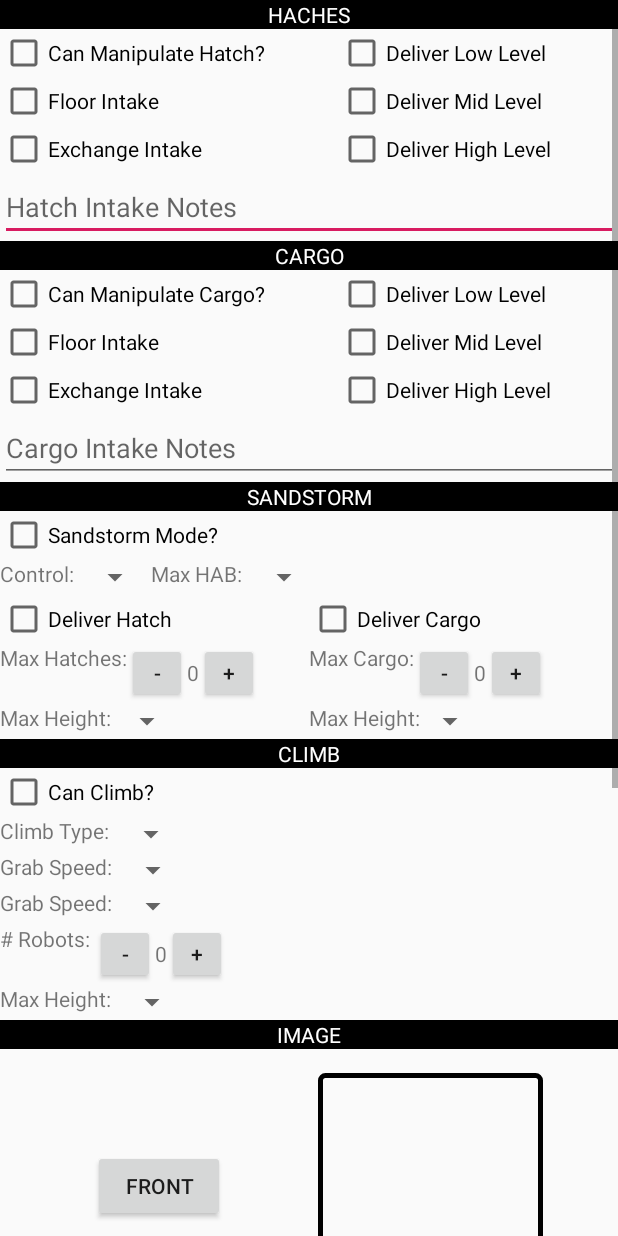
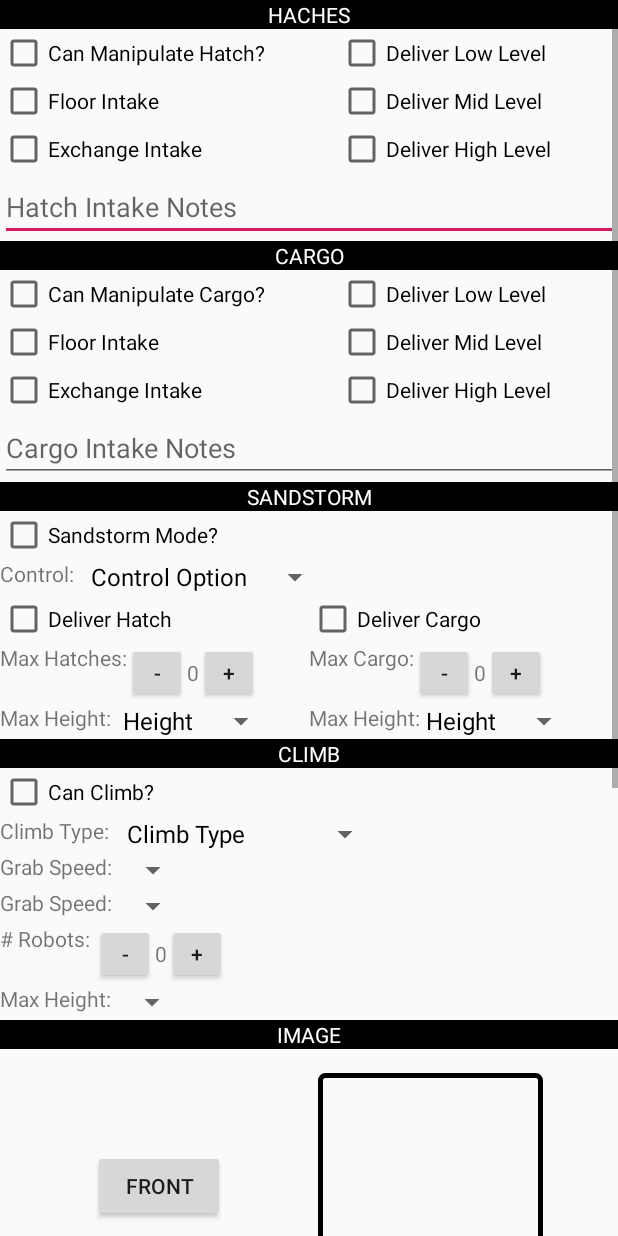
Before and after one commit to DisruptiveInnovation6317/CSP-Android, an Android app: the screen it shows after launch (PitScoutingActivity), after a tap on "PIT SCOUTING", on a phone screen of 412 x 824 dp. Run offline under Robolectric (Android 15) with nearby library versions, the phone set to English and light mode, and no system bars.

Commit message:
Begin Pit Scouting Backend

```diff
--- a/app/src/main/java/com/frc63175985/csp/PitScoutingActivity.java
+++ b/app/src/main/java/com/frc63175985/csp/PitScoutingActivity.java
@@ -1,13 +1,95 @@
 package com.frc63175985.csp;
 
 import android.app.Activity;
+import android.app.AlertDialog;
 import android.os.Bundle;
 import android.support.annotation.Nullable;
+import android.view.View;
+import android.widget.Toast;
+
+import com.frc63175985.csp.auth.PitScoutRecord;
+import com.frc63175985.csp.auth.ScoutAuthState;
 
 public class PitScoutingActivity extends Activity {
     @Override
     protected void onCreate(@Nullable Bundle savedInstanceState) {
         super.onCreate(savedInstanceState);
         setContentView(R.layout.activity_pit_scouting);
+
+        // HATCHES
+        PitScoutRecord.GUI.bindCheckbox(findViewById(R.id.pit_can_manipulate_hatch), PitScoutRecord.CAN_MANIPULATE_HATCH);
+        PitScoutRecord.GUI.bindCheckbox(findViewById(R.id.pit_hatch_floor_intake), PitScoutRecord.HATCH_FROM_FLOOR);
+        PitScoutRecord.GUI.bindCheckbox(findViewById(R.id.pit_hatch_exchange_intake), PitScoutRecord.HATCH_FROM_EXCHANGE);
+        PitScoutRecord.GUI.bindCheckbox(findViewById(R.id.pit_deliver_hatch_low_level), PitScoutRecord.HATCH_LOW);
+        PitScoutRecord.GUI.bindCheckbox(findViewById(R.id.pit_deliver_hatch_mid_level), PitScoutRecord.HATCH_MID);
+        PitScoutRecord.GUI.bindCheckbox(findViewById(R.id.pit_deliver_hatch_high_level), PitScoutRecord.HATCH_HIGH);
+        PitScoutRecord.GUI.bindEditText(findViewById(R.id.pit_hatch_intake_notes_editText), PitScoutRecord.HATCH_INTAKE_NOTES);
+
+        // CARGO
+        PitScoutRecord.GUI.bindCheckbox(findViewById(R.id.pit_can_manipulate_cargo), PitScoutRecord.CAN_MANIPULATE_CARGO);
+        PitScoutRecord.GUI.bindCheckbox(findViewById(R.id.pit_cargo_floor_intake), PitScoutRecord.CARGO_FROM_FLOOR);
+        PitScoutRecord.GUI.bindCheckbox(findViewById(R.id.pit_cargo_exchange_intake), PitScoutRecord.CARGO_FROM_EXCHANGE);
+        PitScoutRecord.GUI.bindCheckbox(findViewById(R.id.pit_deliver_cargo_low_level), PitScoutRecord.CARGO_LOW);
+        PitScoutRecord.GUI.bindCheckbox(findViewById(R.id.pit_deliver_cargo_mid_level), PitScoutRecord.CARGO_MID);
+        PitScoutRecord.GUI.bindCheckbox(findViewById(R.id.pit_deliver_cargo_high_level), PitScoutRecord.CARGO_HIGH);
+        PitScoutRecord.GUI.bindEditText(findViewById(R.id.pit_cargo_intake_notes_editText), PitScoutRecord.CARGO_INTAKE_NOTES);
+
+        // SANDSTORM
+        PitScoutRecord.GUI.bindCheckbox(findViewById(R.id.pit_sandstorm_active), PitScoutRecord.SANDSTORM_ACTIVE);
+
+        String[] controlOptions = {"Control Option", "N/A", "Autonomous", "Manual", "Hybrid"};
+        PitScoutRecord.GUI.bindSpinner(this, findViewById(R.id.pit_sandstorm_control_spinner), PitScoutRecord.AUTO_TYPE, controlOptions);
+
+        PitScoutRecord.GUI.bindCheckbox(findViewById(R.id.pit_sandstorm_deliver_hatch_checkBox), PitScoutRecord.CAN_DELIVER_HATCH);
+        PitScoutRecord.GUI.bindStepper(findViewById(R.id.pit_max_hatches_stepper), PitScoutRecord.NUM_HATCHES_DELIVERED);
+        PitScoutRecord.GUI.bindSpinner(this, findViewById(R.id.pit_sandstorm_hatch_max_height_spinner), PitScoutRecord.MAX_HATCH_HEIGHT, PitScoutRecord.HEIGHT_OPTIONS);
+
+        PitScoutRecord.GUI.bindCheckbox(findViewById(R.id.pit_sandstorm_deliver_cargo_checkBox), PitScoutRecord.CAN_DELIVER_CARGO);
+        PitScoutRecord.GUI.bindStepper(findViewById(R.id.pit_max_cargo_stepper), PitScoutRecord.NUM_CARGO_DELIVERED);
+        PitScoutRecord.GUI.bindSpinner(this, findViewById(R.id.pit_sandsstorm_max_height_cargo_spinner), PitScoutRecord.MAX_CARGO_HEIGHT, PitScoutRecord.HEIGHT_OPTIONS);
+
+        // CLIMB
+        PitScoutRecord.GUI.bindCheckbox(findViewById(R.id.pit_climb_active_checkBox), PitScoutRecord.CAN_CLIMB);
+
+        String[] climbTypeOptions = {"Climb Type", "Self Only", "Self Plus Others", "Others Only", "Assisted"};
+        PitScoutRecord.GUI.bindSpinner(this, findViewById(R.id.pit_climb_climb_type_spinner), PitScoutRecord.CLIMB_TYPE, climbTypeOptions);
+
+        // TODO grab speed
+        String[] grabSpeedOptions = {"Grab Speed", "N/A", "Slow", "Moderate", "Fast"};
+
+        // TODO climb speed
+
+        // TODO # robots
+
+        // TODO max height
+
+        // IMAGE
+
+        // NOTES
+        PitScoutRecord.GUI.bindEditText(findViewById(R.id.pit_notes_notes_editText), PitScoutRecord.COMMENTS);
+
+        findViewById(R.id.pit_notes_submit_button).setOnClickListener(new View.OnClickListener() {
+            @Override
+            public void onClick(View v) {
+                String contents = ScoutAuthState.shared.pitScoutRecord.export();
+                if (contents == null || contents.isEmpty()) {
+                    Toast.makeText(PitScoutingActivity.this, "Nothing to export", Toast.LENGTH_SHORT).show();
+                    return;
+                }
+
+                AlertDialog alert = QrHelper.qrDialogFromString(PitScoutingActivity.this, "Pit Scouting", contents);
+                if (alert != null) {
+                    alert.show();
+                }
+            }
+        });
+    }
+
+    private void takeFrontImage() {
+
+    }
+
+    private void takeSideImage() {
+
     }
 }
--- a/app/src/main/java/com/frc63175985/csp/auth/Match.java
+++ b/app/src/main/java/com/frc63175985/csp/auth/Match.java
@@ -375,9 +375,8 @@ public class Match {
         sb.append(bool(EFFECTIVE_DEFENCE)).append(","); // comm_flGoodDefence
 
         // Creation
-        // TODO - change date export to YYYY/MM/DD HH:MM:SS format
-        sb.append(new SimpleDateFormat("y-M-d-k-h-m-s", Locale.US).format(new Date())).append(","); // dtCreation
-        sb.append(new SimpleDateFormat("y-M-d-k-h-m-s", Locale.US).format(new Date())).append(","); // dtModified
+        sb.append(new SimpleDateFormat("y/M/d h:m:s", Locale.US).format(new Date())).append(","); // dtCreation
+        sb.append(new SimpleDateFormat("y/M/d h:m:s", Locale.US).format(new Date())).append(","); // dtModified
         sb.append(Build.MODEL == null || Build.MODEL.isEmpty() ? "Android-Device" : Build.MODEL).append(","); // txComputerName
         sb.append(bool(RANKING_1)).append(","); // flRanking1
         sb.append(bool(RANKING_2)); // flRanking2
--- /dev/null
+++ b/app/src/main/java/com/frc63175985/csp/auth/PitScoutRecord.java
@@ -0,0 +1,270 @@
+package com.frc63175985.csp.auth;
+
+import android.content.Context;
+import android.os.Build;
+import android.text.Editable;
+import android.text.InputFilter;
+import android.text.Spanned;
+import android.text.TextWatcher;
+import android.view.View;
+import android.widget.AdapterView;
+import android.widget.ArrayAdapter;
+import android.widget.Button;
+import android.widget.CheckBox;
+import android.widget.CompoundButton;
+import android.widget.EditText;
+import android.widget.Spinner;
+import android.widget.TextView;
+
+import com.frc63175985.csp.R;
+import com.frc63175985.csp.stepper.Stepper;
+import com.frc63175985.csp.stepper.StepperValueChangedListener;
+
+import java.text.SimpleDateFormat;
+import java.util.Date;
+import java.util.HashMap;
+import java.util.Locale;
+
+public class PitScoutRecord {
+    public static final String[] HEIGHT_OPTIONS = {"Height", "Low", "Mid", "High"};
+
+    public static final String TEAM_NUMBER = "idTeam";
+
+    public static final String SANDSTORM_ACTIVE = "flAuto";
+    public static final String AUTO_TYPE = "auto_idAutoType";
+    public static final String START_LEVEL = "auto_idStartLevel";
+    public static final String CAN_DELIVER_HATCH = "auto_flHatch";
+    public static final String NUM_HATCHES_DELIVERED = "auto_intHatchDeliver";
+    public static final String MAX_HATCH_HEIGHT = "auto_idHatchDeliverHeight";
+    public static final String CAN_DELIVER_CARGO = "auto_flCargo";
+    public static final String NUM_CARGO_DELIVERED = "auto_intCargoDelivered";
+    public static final String MAX_CARGO_HEIGHT = "auto_idCargoDeliveryHeight";
+
+    public static final String CAN_MANIPULATE_HATCH = "flHatch";
+    public static final String HATCH_FROM_EXCHANGE = "flHatchInWall";
+    public static final String HATCH_FROM_FLOOR = "flHatchInFloor";
+    public static final String HATCH_LOW = "flHatchOutLow";
+    public static final String HATCH_MID = "flHatchOutMed";
+    public static final String HATCH_HIGH = "flHatchOutHigh";
+    public static final String HATCH_INTAKE_NOTES = "txHatchNotes";
+    public static final String CAN_MANIPULATE_CARGO = "flCargo";
+    public static final String CARGO_FROM_EXCHANGE = "flCargoInWall";
+    public static final String CARGO_FROM_FLOOR = "flCargoInFloor";
+    public static final String CARGO_LOW = "flCargoOutLow";
+    public static final String CARGO_MID = "flCargoOutMed";
+    public static final String CARGO_HIGH = "flCargoOutHigh";
+    public static final String CARGO_INTAKE_NOTES = "txCargoNotes";
+
+    public static final String CAN_CLIMB = "tele_flClimb";
+    public static final String CLIMB_TYPE = "tele_idClimbType";
+    public static final String CLIMB_GRAB_SPEED = "tele_idClimbGrab";
+    public static final String CLIMB_SPEED = "tele_idClimbSpeed";
+    public static final String NUM_CLIMB_ASSISTS = "tele_numClimbAssists";
+    public static final String CLIMB_LEVEL = "tele_idClimbLevel";
+
+    public static final String ROBOT_FRONT_FILENAME = "imgRobotFront";
+    public static final String ROBOT_SIDE_FILENAME = "imgRobotSide";
+
+    public static final String COMMENTS = "txComments";
+
+    private HashMap<String, Object> data;
+
+    public PitScoutRecord() {
+        data = new HashMap<>();
+    }
+
+    public String export() {
+        StringBuilder sb = new StringBuilder();
+
+        sb.append("DEFAULT").append(","); // ID
+        sb.append(ScoutAuthState.shared.tournament).append(","); // idEvent
+        sb.append(str(TEAM_NUMBER)).append(","); // idTeam
+        sb.append(ScoutAuthState.shared.scout).append(","); // txScoutName
+
+        sb.append(bool(SANDSTORM_ACTIVE)).append(","); // flAuto
+        sb.append(num(AUTO_TYPE)).append(","); // auto_idAutoType
+        sb.append(num(START_LEVEL)).append(","); // auto_idStartLevel
+        sb.append(bool(CAN_DELIVER_HATCH)).append(","); // auto_flHatch
+        sb.append(num(NUM_HATCHES_DELIVERED)).append(","); // auto_intHatchDeliver
+        sb.append(num(MAX_HATCH_HEIGHT)).append(","); // auto_idHatchDeliverHeight
+        sb.append(bool(CAN_DELIVER_CARGO)).append(","); // auto_flCargo
+        sb.append(num(NUM_CARGO_DELIVERED)).append(","); // auto_intCargoDelivered
+        sb.append(num(MAX_CARGO_HEIGHT)).append(","); // auto_idCargoDeliveryHeight
+
+        sb.append(bool(CAN_MANIPULATE_HATCH)).append(","); // flHatch
+        sb.append(bool(HATCH_FROM_EXCHANGE)).append(","); // flHatchInWall
+        sb.append(bool(HATCH_FROM_FLOOR)).append(","); // flHatchInFloor
+        sb.append(bool(HATCH_LOW)).append(","); // flHatchOutLow
+        sb.append(bool(HATCH_MID)).append(","); // flHatchOutMed
+        sb.append(bool(HATCH_HIGH)).append(","); // flHatchOutHigh
+        sb.append(str(HATCH_INTAKE_NOTES)).append(","); // txHatchNotes
+        sb.append(bool(CAN_MANIPULATE_CARGO)).append(","); // flCargo
+        sb.append(bool(CARGO_FROM_EXCHANGE)).append(","); // flCargoInWall
+        sb.append(bool(CARGO_FROM_FLOOR)).append(","); // flCargoInFloor
+        sb.append(bool(CARGO_LOW)).append(","); // flCargoOutLow
+        sb.append(bool(CARGO_MID)).append(","); // flCargoOutMed
+        sb.append(bool(CARGO_HIGH)).append(","); // flCargoOutHigh
+        sb.append(str(CARGO_INTAKE_NOTES)).append(","); // txCargoNotes
+
+        sb.append(bool(CAN_CLIMB)).append(","); // tele_flClimb
+        sb.append(num(CLIMB_TYPE)).append(","); // tele_idClimbType
+        sb.append(num(CLIMB_GRAB_SPEED)).append(","); // tele_idClimbGrab
+        sb.append(num(CLIMB_SPEED)).append(","); // tele_idClimbSpeed
+        sb.append(num(NUM_CLIMB_ASSISTS)).append(","); // tele_numClimbAssists
+        sb.append(num(CLIMB_LEVEL)).append(","); // tele_idClimbLevel
+
+        sb.append(str(ROBOT_FRONT_FILENAME)).append(","); // imgRobotFront
+        sb.append(str(ROBOT_SIDE_FILENAME)).append(","); // imgRobotSide
+
+        sb.append(str(COMMENTS)).append(","); // txComments
+        sb.append(new SimpleDateFormat("y/M/d h:m:s", Locale.US).format(new Date())).append(","); // dtCreation
+        sb.append(new SimpleDateFormat("y/M/d h:m:s", Locale.US).format(new Date())).append(","); // dtModified
+        sb.append(Build.MODEL == null || Build.MODEL.isEmpty() ? "Android-Device" : Build.MODEL); // txComputerName
+
+        return sb.toString();
+    }
+
+    private String str(String key) {
+        Object value = data.get(key);
+        if (value == null) {
+            return "";
+        } else {
+            return (String)value;
+        }
+    }
+
+    /**
+     * Search for and return a number in any of our {@link HashMap}'s
+     * @param key The key to be searched for
+     * @return The value, if it exists, otherwise {@code 0}
+     */
+    private int num(String key) {
+        Object num = data.get(key);
+        return num == null ? 0 : (int)num;
+    }
+
+    public void set(String key, Object value) {
+        data.put(key, value);
+    }
+
+    /**
+     * Search for and return a boolean in any of our {@link HashMap}'s
+     * This method returns the String representation of this boolean,
+     * e.g. {@code "TRUE"} or {@code "FALSE"}
+     * @param key The key to be searched for
+     * @return The value, if it exists, otherwise {@code "FALSE"}
+     */
+    private String bool(String key) {
+        Object bool = data.get(key);
+        if (bool == null) return "FALSE";
+        else return (boolean)bool ? "TRUE" : "FALSE";
+    }
+
+    /**
+     * A class GUI helpers revolving around displaying Pit Scouting information
+     */
+    public static class GUI {
+        /**
+         * Creates a listener that keeps the value of a {@link CheckBox} in sync
+         * with the value of the current {@link Match}.
+         * Also preloads the checkbox checked value to what the current value in the
+         * {@link Match} database is.
+         * @param view The view hosting the {@link CheckBox}
+         * @param key The key that should be updated in the current {@link Match} object
+         * @see Match
+         */
+        public static void bindCheckbox(View view, final String key) {
+            CheckBox checkBox = (CheckBox)view;
+
+            // Add listener
+            checkBox.setOnCheckedChangeListener(new CompoundButton.OnCheckedChangeListener() {
+                @Override
+                public void onCheckedChanged(CompoundButton buttonView, boolean isChecked) {
+                    ScoutAuthState.shared.pitScoutRecord.set(key, isChecked);
+                }
+            });
+
+            // Preload data
+            boolean checked = ScoutAuthState.shared.currentMatch.bool(key).equals("TRUE");
+            checkBox.setChecked(checked);
+        }
+
+        public static void bindEditText(View view, final String key) {
+            EditText editText = (EditText)view;
+
+            // Add listener
+            editText.addTextChangedListener(new TextWatcher() {
+                @Override
+                public void beforeTextChanged(CharSequence s, int start, int count, int after) {}
+
+                @Override
+                public void onTextChanged(CharSequence s, int start, int before, int count) {}
+
+                @Override
+                public void afterTextChanged(Editable s) {
+                    ScoutAuthState.shared.pitScoutRecord.set(key, s.toString());
+                }
+            });
+
+            // Preload data
+            String comments = ScoutAuthState.shared.pitScoutRecord.str(key);
+            if (comments != null) {
+                editText.setText(comments);
+            }
+
+            // Disallow commas
+            editText.setFilters(new InputFilter[]{new InputFilter() {
+                @Override
+                public CharSequence filter(CharSequence source, int start, int end, Spanned dest, int dstart, int dend) {
+                    if (source != null && source.toString().contains(",")) {
+                        return "";
+                    }
+
+                    return null;
+                }
+            }});
+        }
+
+        public static void bindSpinner(Context context, View view, final String key,
+                                       String[] options) {
+            // Create listener
+            ArrayAdapter<String> adapter = new ArrayAdapter<>(
+                    context, R.layout.spinner_drop_down_item, options);
+            Spinner spinner = (Spinner)view;
+            spinner.setAdapter(adapter);
+            spinner.setOnItemSelectedListener(new AdapterView.OnItemSelectedListener() {
+                @Override
+                public void onItemSelected(AdapterView<?> parent, View view, int position, long id) {
+                    ScoutAuthState.shared.pitScoutRecord.set(key, position);
+                }
+
+                @Override
+                public void onNothingSelected(AdapterView<?> parent) {}
+            });
+
+            // Prefill
+            int savedIndex = ScoutAuthState.shared.pitScoutRecord.num(key);
+            if (savedIndex == -1) savedIndex = 0;
+            spinner.setSelection(savedIndex);
+        }
+
+        public static void bindStepper(View view, final String key) {
+            Stepper stepper = new Stepper(view);
+            StepperValueChangedListener listener = new StepperValueChangedListener() {
+                @Override
+                public boolean shouldChange() {
+                    return true;
+                }
+
+                @Override
+                public void valueChanged(Stepper stepper, int newValue) {
+                    ScoutAuthState.shared.pitScoutRecord.set(key, newValue);
+                }
+            };
+            stepper.setOnValueChangedListener(listener);
+
+            // Preload
+            stepper.setValue(ScoutAuthState.shared.pitScoutRecord.num(key));
+        }
+    }
+}
--- a/app/src/main/java/com/frc63175985/csp/auth/ScoutAuthState.java
+++ b/app/src/main/java/com/frc63175985/csp/auth/ScoutAuthState.java
@@ -11,10 +11,12 @@ public class ScoutAuthState {
     public static final ScoutAuthState shared = new ScoutAuthState();
     public String scout, tournament;
     public Match currentMatch;
+    public PitScoutRecord pitScoutRecord;
     private LinkedList<ScoutAuthStateListener> stateListeners = new LinkedList<>();
 
     private ScoutAuthState() {
         currentMatch = new Match();
+        pitScoutRecord = new PitScoutRecord();
 
         // Auto login if in debug mode
         if (Debug.AUTO_SIGNIN) {
--- a/app/src/main/res/layout/activity_main.xml
+++ b/app/src/main/res/layout/activity_main.xml
@@ -102,7 +102,7 @@
         <Button
             android:id="@+id/welcome_logout_button"
             android:text="@string/log_out"
-            android:layout_marginTop="@dimen/activity_vertical_margin"
+            android:layout_marginTop="40dp"
             android:layout_width="match_parent"
             android:layout_height="wrap_content"
             android:layout_gravity="center"/>
--- a/app/src/main/res/layout/activity_pit_scouting.xml
+++ b/app/src/main/res/layout/activity_pit_scouting.xml
@@ -184,23 +184,8 @@
         android:layout_width="wrap_content"
         android:layout_height="wrap_content" />
 
-    <TextView
-        android:id="@+id/pit_sandstorm_max_hab_textView"
-        android:text="Max HAB: "
-        app:layout_constraintStart_toEndOf="@+id/pit_sandstorm_control_spinner"
-        app:layout_constraintTop_toTopOf="@+id/pit_sandstorm_max_hab_spinner"
-        android:layout_width="wrap_content"
-        android:layout_height="wrap_content" />
-
-    <Spinner
-        android:id="@+id/pit_sandstorm_max_hab_spinner"
-        app:layout_constraintStart_toEndOf="@+id/pit_sandstorm_max_hab_textView"
-        app:layout_constraintTop_toTopOf="@id/pit_sandstorm_control_spinner"
-        android:layout_width="wrap_content"
-        android:layout_height="wrap_content" />
-
     <CheckBox
-        android:id="@+id/pit_sandstorm_deliver_hatch"
+        android:id="@+id/pit_sandstorm_deliver_hatch_checkBox"
         android:text="Deliver Hatch"
         app:layout_constraintStart_toStartOf="parent"
         app:layout_constraintTop_toBottomOf="@+id/pit_sandstorm_control_spinner"
@@ -208,9 +193,9 @@
         android:layout_height="wrap_content" />
 
     <CheckBox
-        android:id="@+id/pit_sandstorm_deliver_cargo"
+        android:id="@+id/pit_sandstorm_deliver_cargo_checkBox"
         android:text="Deliver Cargo"
-        app:layout_constraintStart_toEndOf="@+id/pit_sandstorm_deliver_hatch"
+        app:layout_constraintStart_toEndOf="@+id/pit_sandstorm_deliver_hatch_checkBox"
         app:layout_constraintTop_toBottomOf="@+id/pit_sandstorm_control_spinner"
         app:layout_constraintEnd_toEndOf="parent"
         android:layout_width="wrap_content"
@@ -220,7 +205,7 @@
         android:id="@+id/pit_max_hatches_textView"
         android:text="Max Hatches:"
         app:layout_constraintStart_toStartOf="parent"
-        app:layout_constraintTop_toBottomOf="@+id/pit_sandstorm_deliver_hatch"
+        app:layout_constraintTop_toBottomOf="@+id/pit_sandstorm_deliver_hatch_checkBox"
         android:layout_width="wrap_content"
         android:layout_height="wrap_content" />
 
@@ -241,7 +226,7 @@
         android:layout_height="wrap_content" />
 
     <Spinner
-        android:id="@+id/pit_hatch_max_height_spinner"
+        android:id="@+id/pit_sandstorm_hatch_max_height_spinner"
         app:layout_constraintStart_toEndOf="@+id/pit_max_height_textView"
         app:layout_constraintTop_toBottomOf="@+id/pit_max_cargo_stepper"
         android:layout_width="wrap_content"
@@ -250,8 +235,8 @@
     <TextView
         android:id="@+id/pit_max_cargo_textView"
         android:text="Max Cargo:"
-        app:layout_constraintStart_toStartOf="@+id/pit_sandstorm_deliver_cargo"
-        app:layout_constraintTop_toBottomOf="@+id/pit_sandstorm_deliver_cargo"
+        app:layout_constraintStart_toStartOf="@+id/pit_sandstorm_deliver_cargo_checkBox"
+        app:layout_constraintTop_toBottomOf="@+id/pit_sandstorm_deliver_cargo_checkBox"
         android:layout_width="wrap_content"
         android:layout_height="wrap_content" />
 
@@ -271,7 +256,7 @@
         android:layout_height="wrap_content" />
 
     <Spinner
-        android:id="@+id/pit_max_height_cargo_spinner"
+        android:id="@+id/pit_sandsstorm_max_height_cargo_spinner"
         app:layout_constraintTop_toBottomOf="@+id/pit_max_cargo_stepper"
         app:layout_constraintStart_toStartOf="@+id/pit_max_cargo_stepper"
         android:layout_width="wrap_content"
@@ -281,7 +266,7 @@
         android:id="@+id/pit_climb_section_header"
         app:layout_constraintStart_toStartOf="parent"
         app:layout_constraintEnd_toEndOf="parent"
-        app:layout_constraintTop_toBottomOf="@+id/pit_max_height_cargo_spinner"
+        app:layout_constraintTop_toBottomOf="@+id/pit_sandsstorm_max_height_cargo_spinner"
         android:text="CLIMB"
         android:textAlignment="center"
         android:background="@android:color/black"
--- a/app/src/main/res/layout/spinner_drop_down_item.xml
+++ b/app/src/main/res/layout/spinner_drop_down_item.xml
@@ -6,5 +6,4 @@
     android:singleLine="true"
     android:layout_width="match_parent"
     android:layout_height="wrap_content"
-    android:textSize="24sp"
     android:ellipsize="marquee"/>
```
